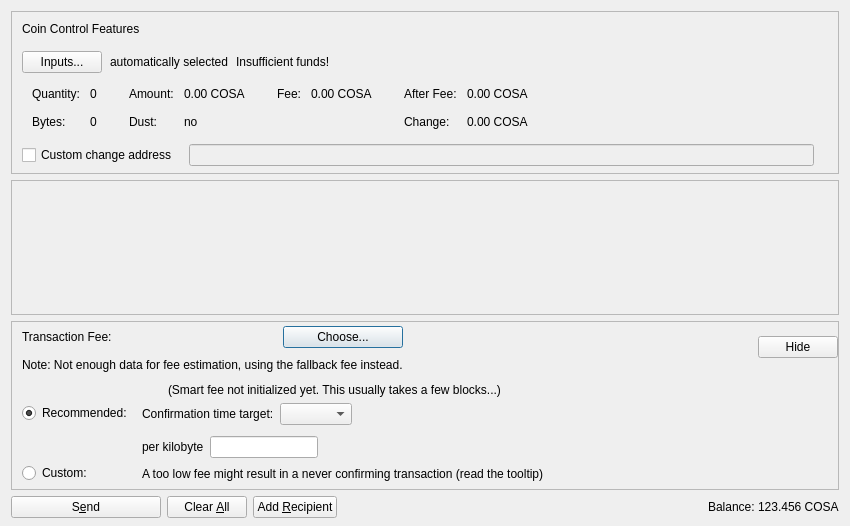
This is src/qt/forms/sendcoinsdialog.ui in piratecash/piratecash as Qt 5 draws it before an edit. The edited form follows.
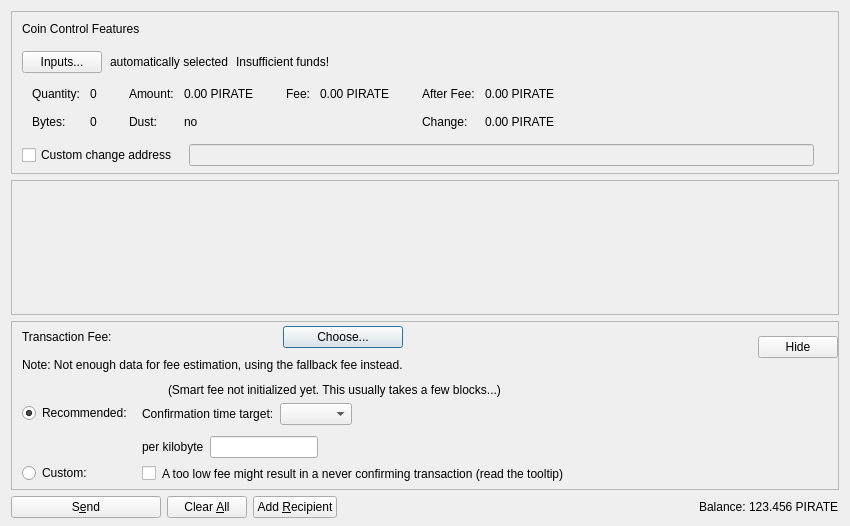
This is the edited form. Custom widgets are drawn as their Qt base class.

Commit message: port: import remaining PirateCash v19.1.2 state

What changed in the file:
```diff
--- a/src/qt/forms/sendcoinsdialog.ui
+++ b/src/qt/forms/sendcoinsdialog.ui
@@ -288,7 +288,7 @@
                   <enum>Qt::ActionsContextMenu</enum>
                  </property>
                  <property name="text">
-                  <string notr="true">0.00 COSA</string>
+                  <string notr="true">0.00 PIRATE</string>
                  </property>
                  <property name="textInteractionFlags">
                   <set>Qt::LinksAccessibleByMouse|Qt::TextSelectableByKeyboard|Qt::TextSelectableByMouse</set>
@@ -356,7 +356,7 @@
                   <enum>Qt::ActionsContextMenu</enum>
                  </property>
                  <property name="text">
-                  <string notr="true">0.00 COSA</string>
+                  <string notr="true">0.00 PIRATE</string>
                  </property>
                  <property name="textInteractionFlags">
                   <set>Qt::LinksAccessibleByMouse|Qt::TextSelectableByKeyboard|Qt::TextSelectableByMouse</set>
@@ -401,7 +401,7 @@
                   <enum>Qt::ActionsContextMenu</enum>
                  </property>
                  <property name="text">
-                  <string notr="true">0.00 COSA</string>
+                  <string notr="true">0.00 PIRATE</string>
                  </property>
                  <property name="textInteractionFlags">
                   <set>Qt::LinksAccessibleByMouse|Qt::TextSelectableByKeyboard|Qt::TextSelectableByMouse</set>
@@ -424,7 +424,7 @@
                   <enum>Qt::ActionsContextMenu</enum>
                  </property>
                  <property name="text">
-                  <string notr="true">0.00 COSA</string>
+                  <string notr="true">0.00 PIRATE</string>
                  </property>
                  <property name="textInteractionFlags">
                   <set>Qt::LinksAccessibleByMouse|Qt::TextSelectableByKeyboard|Qt::TextSelectableByMouse</set>
@@ -814,7 +814,17 @@
                <item>
                 <layout class="QHBoxLayout" name="horizontalLayoutFee8">
                  <item>
-                  <widget class="QLabel" name="labelCustomFeeWarning">
+                  <widget class="QCheckBox" name="checkBoxMinimumFee">
+                   <property name="toolTip">
+                    <string>Paying only the minimum fee is just fine as long as there is less transaction volume than space in the blocks.&lt;br /&gt;But be aware that this can end up in a never confirming transaction once there is more demand for piratecash transactions than the network can process.</string>
+                   </property>
+                   <property name="text">
+                    <string/>
+                   </property>
+                  </widget>
+                 </item>
+                 <item>
+                  <widget class="QLabel" name="labelMinFeeWarning">
                    <property name="enabled">
                     <bool>true</bool>
                    </property>
@@ -1134,7 +1144,7 @@
           <cursorShape>IBeamCursor</cursorShape>
          </property>
          <property name="text">
-          <string notr="true">123.456 COSA</string>
+          <string notr="true">123.456 PIRATE</string>
          </property>
          <property name="textInteractionFlags">
           <set>Qt::LinksAccessibleByMouse|Qt::TextSelectableByKeyboard|Qt::TextSelectableByMouse</set>
```
Left out of the diff: 6 changed lines with no effect on the pictures. The commit also changes 527 other files.
